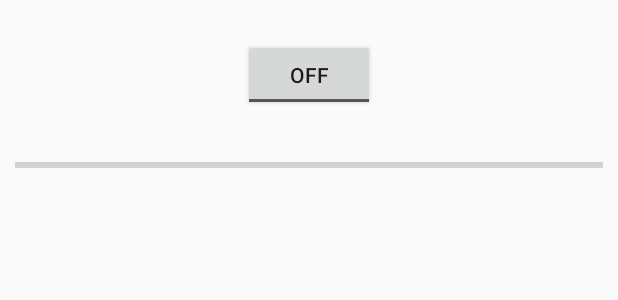
After one commit to eugenius1/MindTheNap, an Android app: the layout speech_recognition_new.xml on its own in the app's theme, with its tools: preview values and no code run, on a phone screen of 412 x 824 dp. The commit adds this screen. Shown: the top 300 px of the screen. Run offline under Robolectric (Android 15) with nearby library versions, the phone set to English and light mode, and no system bars.

Commit message:
Added the 2nd version of speech inpu

```diff
--- a/Tube/app/src/main/AndroidManifest.xml
+++ b/Tube/app/src/main/AndroidManifest.xml
@@ -20,6 +20,7 @@
         </activity>
         <activity android:name=".AudioRecordTest" />
         <activity android:name=".SpeechInputActivity" />
+        <activity android:name=".SpeechInputNewActivity" />
     <service
             android:name=".SoundReplayService.SoundReplayService"
             android:exported="false"></service>
--- a/Tube/app/src/main/java/fbhackathon/com/tube/SpeechInputActivity.java
+++ b/Tube/app/src/main/java/fbhackathon/com/tube/SpeechInputActivity.java
@@ -62,7 +62,7 @@ public class SpeechInputActivity extends Activity {
         Intent intent = new Intent(RecognizerIntent.ACTION_RECOGNIZE_SPEECH);
         intent.putExtra(RecognizerIntent.EXTRA_LANGUAGE_MODEL,
                 RecognizerIntent.LANGUAGE_MODEL_FREE_FORM);
-        intent.putExtra(RecognizerIntent.EXTRA_LANGUAGE, Locale.getDefault());
+        intent.putExtra(RecognizerIntent.EXTRA_LANGUAGE, "en-UK");
         intent.putExtra(RecognizerIntent.EXTRA_PROMPT,
                 getString(R.string.speech_prompt));
         try {
--- /dev/null
+++ b/Tube/app/src/main/res/layout/speech_recognition_new.xml
@@ -0,0 +1,35 @@
+<?xml version="1.0" encoding="utf-8"?>
+<RelativeLayout xmlns:android="http://schemas.android.com/apk/res/android"
+    android:layout_width="match_parent"
+    android:layout_height="match_parent"
+    android:orientation="vertical" >
+
+    <ProgressBar
+        android:id="@+id/progressBar1"
+        style="?android:attr/progressBarStyleHorizontal"
+        android:layout_width="match_parent"
+        android:layout_height="wrap_content"
+        android:layout_alignParentLeft="true"
+        android:layout_below="@+id/toggleButton1"
+        android:layout_marginTop="28dp"
+        android:paddingLeft="10dp"
+        android:paddingRight="10dp" />
+
+    <TextView
+        android:id="@+id/textView1"
+        android:layout_width="wrap_content"
+        android:layout_height="wrap_content"
+        android:layout_below="@+id/progressBar1"
+        android:layout_centerHorizontal="true"
+        android:layout_marginTop="47dp" />
+
+    <ToggleButton
+        android:id="@+id/toggleButton1"
+        android:layout_width="wrap_content"
+        android:layout_height="wrap_content"
+        android:layout_alignParentTop="true"
+        android:layout_centerHorizontal="true"
+        android:layout_marginTop="26dp"
+        android:text="ToggleButton" />
+
+</RelativeLayout>
```
Also changed, not shown: Tube/app/src/main/java/fbhackathon/com/tube/MainActivity.java (+17 -0 lines), Tube/app/src/main/java/fbhackathon/com/tube/SoundReplayService/SoundReplayService.java (+7 -1 lines), Tube/app/src/main/java/fbhackathon/com/tube/SpeechInputNewActivity.java (added, +179 -0 lines), Tube/app/src/main/res/layout/activity_main.xml (+8 -0 lines).
